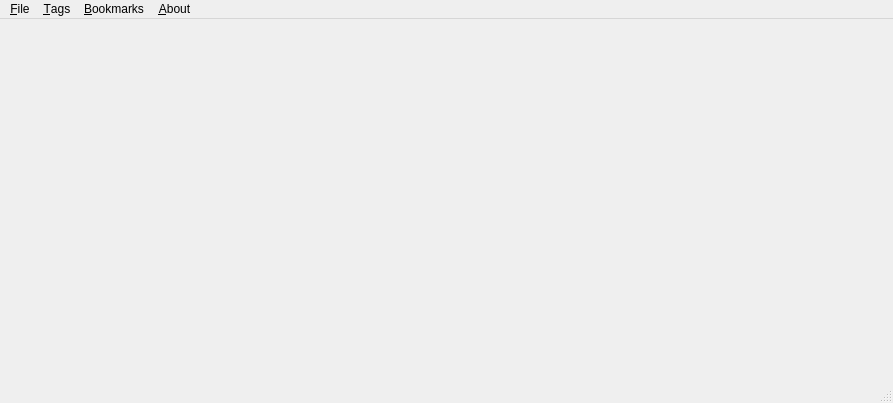
Old version of the form src/cmainwindow.ui in the repository AlekseyDurachenko/qookmarks.
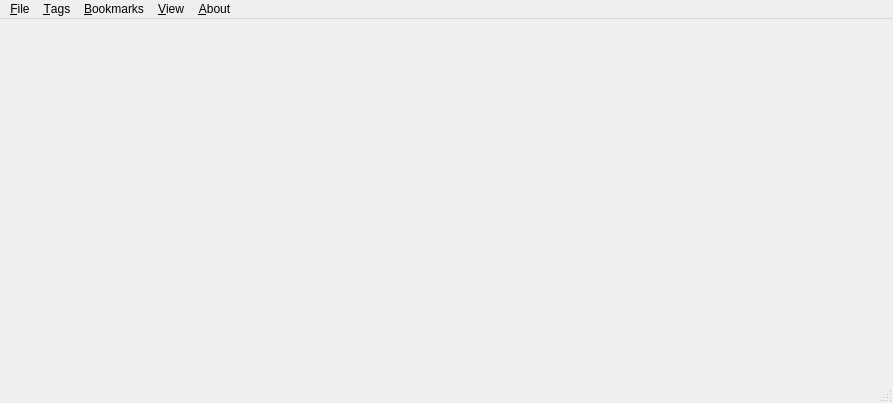
New version of the form. Icons and pictures are not drawn.

Commit message: add view/toolbars toggles

Patch:
```diff
--- a/src/cmainwindow.ui
+++ b/src/cmainwindow.ui
@@ -55,9 +55,21 @@
      <string>&amp;Bookmarks</string>
     </property>
    </widget>
+   <widget class="QMenu" name="menu_view">
+    <property name="title">
+     <string>&amp;View</string>
+    </property>
+    <widget class="QMenu" name="menu_toolbars">
+     <property name="title">
+      <string>&amp;Toolbars</string>
+     </property>
+    </widget>
+    <addaction name="menu_toolbars"/>
+   </widget>
    <addaction name="menu_file"/>
    <addaction name="menu_tags"/>
    <addaction name="menu_bookmarks"/>
+   <addaction name="menu_view"/>
    <addaction name="menu_About"/>
   </widget>
   <widget class="QStatusBar" name="statusBar"/>
```
The commit also changes 1 other file.
